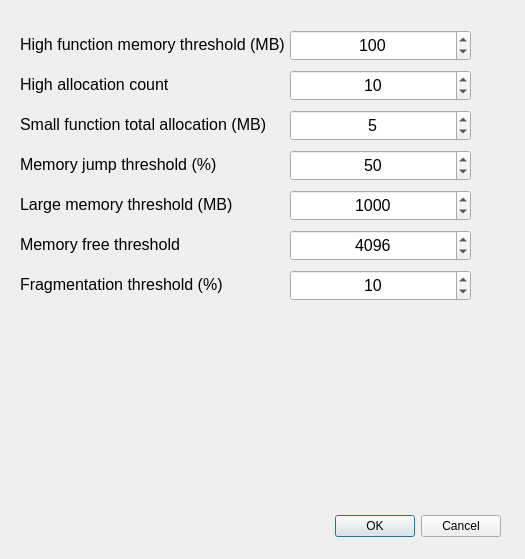
Qt form QT_Massif_App/massifanalyzerthresholdswindow.ui (MATF-Software-Verification/2024_Research_MassifCheck) before a commit.
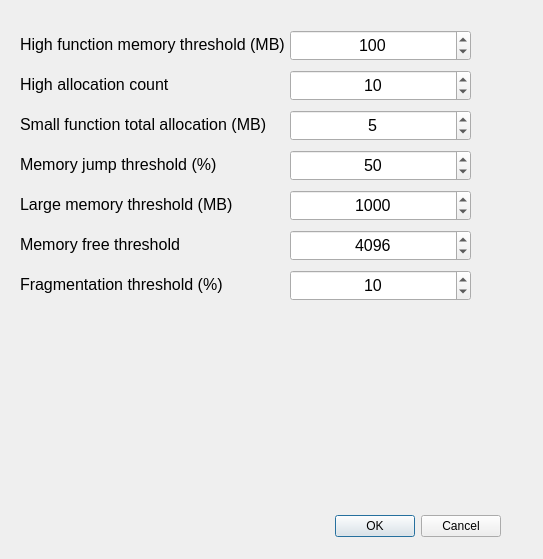
The same form after that commit.

Patch:
```diff
--- a/QT_Massif_App/massifanalyzerthresholdswindow.ui
+++ b/QT_Massif_App/massifanalyzerthresholdswindow.ui
@@ -6,7 +6,7 @@
    <rect>
     <x>0</x>
     <y>0</y>
-    <width>525</width>
+    <width>543</width>
     <height>559</height>
    </rect>
   </property>
```
Left out of the diff: 147 changed lines with no effect on the pictures.
